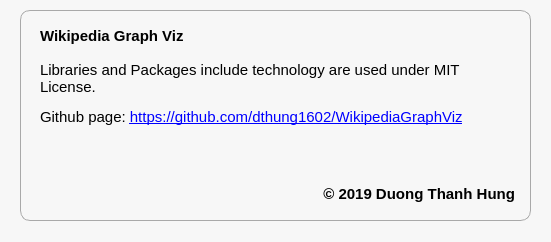
Qt form resource/gui/AboutUsDialog.ui (dthung1602/WikipediaGraphViz) before a commit.
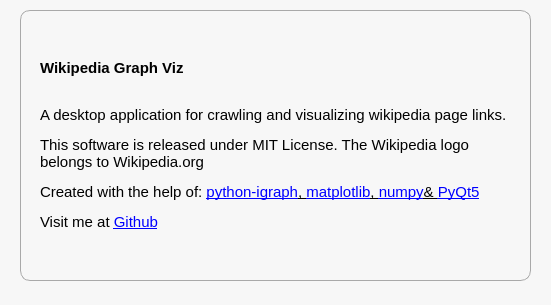
The same form after that commit.

```diff
--- a/resource/gui/AboutUsDialog.ui
+++ b/resource/gui/AboutUsDialog.ui
@@ -7,7 +7,7 @@
     <x>0</x>
     <y>0</y>
     <width>551</width>
-    <height>242</height>
+    <height>305</height>
    </rect>
   </property>
   <property name="windowTitle">
@@ -22,7 +22,7 @@
      <x>20</x>
      <y>10</y>
      <width>511</width>
-     <height>211</height>
+     <height>271</height>
     </rect>
    </property>
    <property name="styleSheet">
@@ -33,7 +33,7 @@
 padding: 15px;</string>
    </property>
    <property name="text">
-    <string>&lt;html&gt;&lt;head/&gt;&lt;body&gt;&lt;p&gt;&lt;span style=&quot; font-weight:600;&quot;&gt;Wikipedia Graph Viz&lt;/span&gt;&lt;br/&gt;&lt;br/&gt;Libraries and Packages include technology are used under MIT License.&lt;/p&gt;&lt;p&gt;Github page: &lt;a href=&quot;https://github.com/dthung1602/WikipediaGraphViz&quot;&gt;&lt;span style=&quot; text-decoration: underline; color:#0000ff;&quot;&gt;https://github.com/dthung1602/WikipediaGraphViz&lt;/span&gt;&lt;/a&gt;&lt;/p&gt;&lt;p align=&quot;right&quot;&gt;&lt;br/&gt;&lt;/p&gt;&lt;p align=&quot;right&quot;&gt;&lt;span style=&quot; font-weight:600;&quot;&gt;© 2019 Duong Thanh Hung&lt;/span&gt;&lt;/p&gt;&lt;/body&gt;&lt;/html&gt;</string>
+    <string>&lt;html&gt;&lt;head/&gt;&lt;body&gt;&lt;p&gt;&lt;span style=&quot; font-weight:600;&quot;&gt;Wikipedia Graph Viz&lt;/span&gt;&lt;/p&gt;&lt;p&gt;&lt;br/&gt;A desktop application for crawling and visualizing wikipedia page links. &lt;/p&gt;&lt;p&gt;This software is released under MIT License. The Wikipedia logo belongs to Wikipedia.org&lt;/p&gt;&lt;p&gt;Created with the help of: &lt;a href=&quot;https://igraph.org/python/&quot;&gt;&lt;span style=&quot; text-decoration: underline; color:#0000ff;&quot;&gt;python-igraph&lt;/span&gt;&lt;/a&gt;&lt;a href=&quot;https://igraph.org/python/&quot;&gt;&lt;span style=&quot; text-decoration: underline; color:#000000;&quot;&gt;, &lt;/span&gt;&lt;/a&gt;&lt;a href=&quot;https://igraph.org/python/&quot;&gt;&lt;span style=&quot; text-decoration: underline; color:#0000ff;&quot;&gt;m&lt;/span&gt;&lt;/a&gt;&lt;a href=&quot;https://matplotlib.org/&quot;&gt;&lt;span style=&quot; text-decoration: underline; color:#0000ff;&quot;&gt;atplotlib&lt;/span&gt;&lt;/a&gt;&lt;a href=&quot;https://igraph.org/python/&quot;&gt;&lt;span style=&quot; text-decoration: underline; color:#000000;&quot;&gt;, &lt;/span&gt;&lt;/a&gt;&lt;a href=&quot;https://numpy.org/&quot;&gt;&lt;span style=&quot; text-decoration: underline; color:#0000ff;&quot;&gt;numpy&lt;/span&gt;&lt;/a&gt;&lt;a href=&quot;https://igraph.org/python/&quot;&gt;&lt;span style=&quot; text-decoration: underline; color:#000000;&quot;&gt;&amp;amp; &lt;/span&gt;&lt;/a&gt;&lt;a href=&quot;https://pypi.org › project › PyQt5&quot;&gt;&lt;span style=&quot; text-decoration: underline; color:#0000ff;&quot;&gt;PyQt5&lt;/span&gt;&lt;/a&gt;&lt;/p&gt;&lt;p&gt;Visit me at &lt;a href=&quot;https://github.com/dthung1602/WikipediaGraphViz&quot;&gt;&lt;span style=&quot; text-decoration: underline; color:#0000ff;&quot;&gt;Github&lt;/span&gt;&lt;/a&gt;&lt;/p&gt;&lt;/body&gt;&lt;/html&gt;</string>
    </property>
    <property name="wordWrap">
     <bool>true</bool>
```
